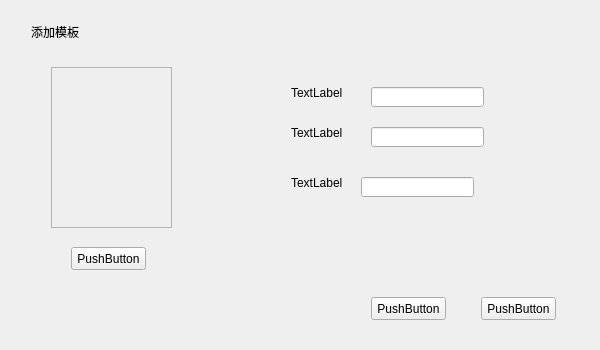
The window that UIModule/addtemplate.ui (zhangjianscc/ZMClient) describes before a commit, drawn with Qt 5.
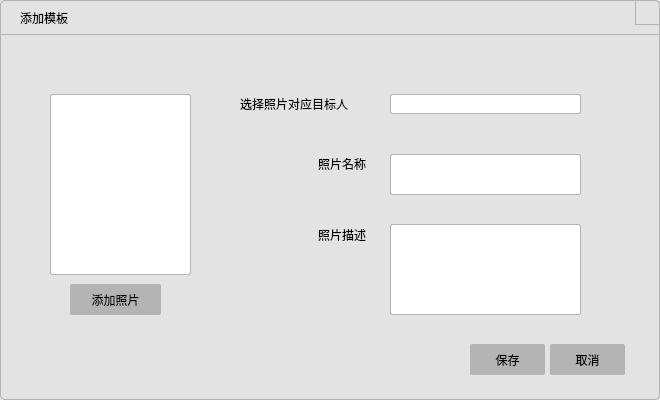
The same window after the commit. Icons and pictures are not drawn.

```diff
--- a/UIModule/addtemplate.ui
+++ b/UIModule/addtemplate.ui
@@ -6,35 +6,65 @@
    <rect>
     <x>0</x>
     <y>0</y>
-    <width>600</width>
-    <height>350</height>
+    <width>660</width>
+    <height>400</height>
    </rect>
   </property>
+  <property name="minimumSize">
+   <size>
+    <width>660</width>
+    <height>400</height>
+   </size>
+  </property>
+  <property name="maximumSize">
+   <size>
+    <width>660</width>
+    <height>400</height>
+   </size>
+  </property>
   <property name="windowTitle">
    <string>Form</string>
   </property>
-  <layout class="QVBoxLayout" name="verticalLayout">
-   <item>
+  <property name="styleSheet">
+   <string notr="true">background-color: rgb(227, 227, 227);
+border:1px solid rgb(180,180,180);
+border-radius:5px;</string>
+  </property>
     <widget class="QWidget" name="widget" native="true">
+   <property name="geometry">
+    <rect>
+     <x>0</x>
+     <y>0</y>
+     <width>660</width>
+     <height>35</height>
+    </rect>
+   </property>
      <property name="minimumSize">
       <size>
        <width>0</width>
-       <height>40</height>
+     <height>35</height>
       </size>
      </property>
      <property name="maximumSize">
       <size>
        <width>16777215</width>
-       <height>40</height>
-      </size>
-     </property>
+     <height>35</height>
+    </size>
+   </property>
+   <property name="styleSheet">
+    <string notr="true">border:1px solid rgb(180,180,180);
+border-top-right-radius:5px;
+border-top-left-radius:5px;
+border-bottom-right-radius:0px;
+border-bottom-left-radius:0px;</string>
+   </property>
      <widget class="QLabel" name="label">
       <property name="geometry">
        <rect>
         <x>20</x>
-        <y>5</y>
+      <y>10</y>
         <width>101</width>
-        <height>31</height>
+      <height>16</height>
        </rect>
       </property>
       <property name="styleSheet">
@@ -45,248 +75,232 @@
        <string>添加模板</string>
       </property>
      </widget>
-     <widget class="QPushButton" name="pushButton">
+   <widget class="QPushButton" name="m_btnClose">
       <property name="geometry">
        <rect>
-        <x>779</x>
+      <x>635</x>
         <y>0</y>
-        <width>20</width>
-        <height>20</height>
-       </rect>
-      </property>
+      <width>25</width>
+      <height>25</height>
+     </rect>
+    </property>
+    <property name="minimumSize">
+     <size>
+      <width>25</width>
+      <height>25</height>
+     </size>
+    </property>
+    <property name="maximumSize">
+     <size>
+      <width>25</width>
+      <height>25</height>
+     </size>
+    </property>
       <property name="styleSheet">
-       <string notr="true">border-image: url(:/images/mouseenter03.png);</string>
+     <string notr="true">border-top-right-radius:5px;
+border-top-left-radius:0px;
+border-bottom-right-radius:0px;
+border-bottom-left-radius:0px;</string>
       </property>
       <property name="text">
        <string/>
       </property>
      </widget>
     </widget>
-   </item>
-   <item>
     <widget class="QWidget" name="widget_2" native="true">
-     <widget class="QPushButton" name="pushButton_2">
       <property name="geometry">
        <rect>
-        <x>530</x>
-        <y>560</y>
-        <width>75</width>
-        <height>23</height>
-       </rect>
-      </property>
-      <property name="text">
-       <string>PushButton</string>
-      </property>
-     </widget>
-     <widget class="QPushButton" name="pushButton_3">
-      <property name="geometry">
-       <rect>
-        <x>630</x>
-        <y>560</y>
-        <width>75</width>
-        <height>23</height>
-       </rect>
-      </property>
-      <property name="text">
-       <string>PushButton</string>
-      </property>
-     </widget>
+     <x>0</x>
+     <y>34</y>
+     <width>660</width>
+     <height>366</height>
+    </rect>
+   </property>
+   <property name="styleSheet">
+    <string notr="true">border-top-right-radius:0px;
+border-top-left-radius:0px;
+border-bottom-right-radius:5px;
+border-bottom-left-radius:5px;</string>
+   </property>
      <widget class="QLabel" name="label_2">
       <property name="geometry">
        <rect>
-        <x>280</x>
-        <y>30</y>
-        <width>54</width>
-        <height>12</height>
-       </rect>
-      </property>
+      <x>240</x>
+      <y>60</y>
+      <width>141</width>
+      <height>20</height>
+     </rect>
+    </property>
+    <property name="styleSheet">
+     <string notr="true">border:none;
+font: 11pt &quot;等线&quot;;</string>
+    </property>
       <property name="text">
-       <string>TextLabel</string>
+     <string>选择照片对应目标人</string>
       </property>
      </widget>
      <widget class="QLabel" name="label_3">
       <property name="geometry">
        <rect>
-        <x>280</x>
-        <y>70</y>
-        <width>54</width>
-        <height>12</height>
-       </rect>
-      </property>
+      <x>318</x>
+      <y>120</y>
+      <width>71</width>
+      <height>20</height>
+     </rect>
+    </property>
+    <property name="styleSheet">
+     <string notr="true">border:none;
+font: 11pt &quot;等线&quot;;</string>
+    </property>
       <property name="text">
-       <string>TextLabel</string>
+     <string>照片名称</string>
       </property>
      </widget>
      <widget class="QLabel" name="label_4">
       <property name="geometry">
        <rect>
-        <x>280</x>
-        <y>120</y>
-        <width>54</width>
-        <height>12</height>
-       </rect>
-      </property>
+      <x>318</x>
+      <y>190</y>
+      <width>71</width>
+      <height>21</height>
+     </rect>
+    </property>
+    <property name="styleSheet">
+     <string notr="true">border:none;
+font: 11pt &quot;等线&quot;;</string>
+    </property>
       <property name="text">
-       <string>TextLabel</string>
-      </property>
-     </widget>
-     <widget class="QLabel" name="label_9">
+     <string>照片描述</string>
+    </property>
+   </widget>
+   <widget class="QLabel" name="m_labelImage">
       <property name="geometry">
        <rect>
-        <x>40</x>
-        <y>10</y>
-        <width>121</width>
-        <height>161</height>
+      <x>50</x>
+      <y>60</y>
+      <width>141</width>
+      <height>181</height>
        </rect>
       </property>
       <property name="styleSheet">
-       <string notr="true">border:1px solid rgb(180,180,180)</string>
+     <string notr="true">border-radius:2px;
+background-color: rgb(255, 255, 255);</string>
       </property>
       <property name="text">
        <string/>
       </property>
-     </widget>
-     <widget class="QPushButton" name="pushButton_4">
+    <property name="scaledContents">
+     <bool>true</bool>
+    </property>
+   </widget>
+   <widget class="QPushButton" name="m_btnCancel">
       <property name="geometry">
        <rect>
-        <x>470</x>
-        <y>240</y>
+      <x>550</x>
+      <y>310</y>
         <width>75</width>
-        <height>23</height>
-       </rect>
-      </property>
-      <property name="text">
-       <string>PushButton</string>
-      </property>
-     </widget>
-     <widget class="QLabel" name="label_10">
-      <property name="geometry">
-       <rect>
-        <x>60</x>
-        <y>330</y>
-        <width>54</width>
-        <height>12</height>
-       </rect>
-      </property>
+      <height>31</height>
+     </rect>
+    </property>
+    <property name="styleSheet">
+     <string notr="true">font: 14pt &quot;黑体&quot;;
+border: none;
+border-radius: 2px;
+background-color:rgb(180,180,180)</string>
+    </property>
       <property name="text">
-       <string>TextLabel</string>
-      </property>
-     </widget>
-     <widget class="QComboBox" name="comboBox">
+     <string>取消</string>
+    </property>
+   </widget>
+   <widget class="QPushButton" name="m_btnAddImage">
       <property name="geometry">
        <rect>
-        <x>150</x>
-        <y>320</y>
-        <width>69</width>
-        <height>22</height>
-       </rect>
-      </property>
-     </widget>
-     <widget class="QLabel" name="label_11">
-      <property name="geometry">
-       <rect>
-        <x>380</x>
-        <y>330</y>
-        <width>54</width>
-        <height>12</height>
-       </rect>
+      <x>70</x>
+      <y>250</y>
+      <width>91</width>
+      <height>31</height>
+     </rect>
+    </property>
+    <property name="styleSheet">
+     <string notr="true">font: 12pt &quot;黑体&quot;;
+border: none;
+border-radius: 2px;
+background-color:rgb(180,180,180)</string>
       </property>
       <property name="text">
-       <string>TextLabel</string>
-      </property>
-     </widget>
-     <widget class="QLineEdit" name="lineEdit">
+     <string>添加照片</string>
+    </property>
+   </widget>
+   <widget class="QLineEdit" name="m_editPerson">
       <property name="geometry">
        <rect>
-        <x>470</x>
-        <y>330</y>
-        <width>113</width>
-        <height>51</height>
-       </rect>
-      </property>
-     </widget>
-     <widget class="QLabel" name="label_12">
-      <property name="geometry">
-       <rect>
         <x>390</x>
-        <y>410</y>
-        <width>54</width>
-        <height>12</height>
-       </rect>
-      </property>
-      <property name="text">
-       <string>TextLabel</string>
-      </property>
-     </widget>
-     <widget class="QLineEdit" name="lineEdit_2">
-      <property name="geometry">
-       <rect>
-        <x>470</x>
-        <y>400</y>
-        <width>113</width>
-        <height>111</height>
-       </rect>
-      </property>
-     </widget>
-     <widget class="QPushButton" name="pushButton_5">
-      <property name="geometry">
-       <rect>
-        <x>60</x>
-        <y>190</y>
-        <width>75</width>
-        <height>23</height>
-       </rect>
-      </property>
-      <property name="text">
-       <string>PushButton</string>
-      </property>
-     </widget>
-     <widget class="QLineEdit" name="lineEdit_3">
-      <property name="geometry">
-       <rect>
-        <x>360</x>
-        <y>30</y>
-        <width>113</width>
+      <y>60</y>
+      <width>191</width>
         <height>20</height>
        </rect>
       </property>
-     </widget>
-     <widget class="QLineEdit" name="lineEdit_4">
-      <property name="geometry">
-       <rect>
-        <x>360</x>
-        <y>70</y>
-        <width>113</width>
-        <height>20</height>
-       </rect>
-      </property>
-     </widget>
-     <widget class="QLineEdit" name="lineEdit_5">
+    <property name="styleSheet">
+     <string notr="true">border-radius:2px;
+background-color: rgb(255, 255, 255);</string>
+    </property>
+   </widget>
+   <widget class="QLineEdit" name="m_editImageName">
       <property name="geometry">
        <rect>
-        <x>350</x>
+      <x>390</x>
         <y>120</y>
-        <width>113</width>
-        <height>20</height>
-       </rect>
-      </property>
-     </widget>
-     <widget class="QPushButton" name="pushButton_6">
+      <width>191</width>
+      <height>41</height>
+     </rect>
+    </property>
+    <property name="styleSheet">
+     <string notr="true">border-radius:2px;
+background-color: rgb(255, 255, 255);
+font: 18px &quot;等线&quot;;</string>
+    </property>
+    <property name="alignment">
+     <set>Qt::AlignLeading|Qt::AlignLeft|Qt::AlignTop</set>
+    </property>
+   </widget>
+   <widget class="QLineEdit" name="m_labelImageDes">
       <property name="geometry">
        <rect>
-        <x>360</x>
-        <y>240</y>
+      <x>390</x>
+      <y>190</y>
+      <width>191</width>
+      <height>91</height>
+     </rect>
+    </property>
+    <property name="styleSheet">
+     <string notr="true">border-radius:2px;
+background-color: rgb(255, 255, 255);
+font: 18px &quot;等线&quot;;</string>
+    </property>
+    <property name="alignment">
+     <set>Qt::AlignLeading|Qt::AlignLeft|Qt::AlignTop</set>
+    </property>
+   </widget>
+   <widget class="QPushButton" name="m_btnSave">
+    <property name="geometry">
+     <rect>
+      <x>470</x>
+      <y>310</y>
         <width>75</width>
-        <height>23</height>
-       </rect>
-      </property>
+      <height>31</height>
+     </rect>
+    </property>
+    <property name="styleSheet">
+     <string notr="true">font: 14pt &quot;黑体&quot;;
+border: none;
+border-radius: 2px;
+background-color:rgb(180,180,180)</string>
+    </property>
       <property name="text">
-       <string>PushButton</string>
+     <string>保存</string>
       </property>
      </widget>
     </widget>
-   </item>
-  </layout>
  </widget>
  <resources/>
  <connections/>
```
Lines whose indentation alone changed are shown as unchanged.
